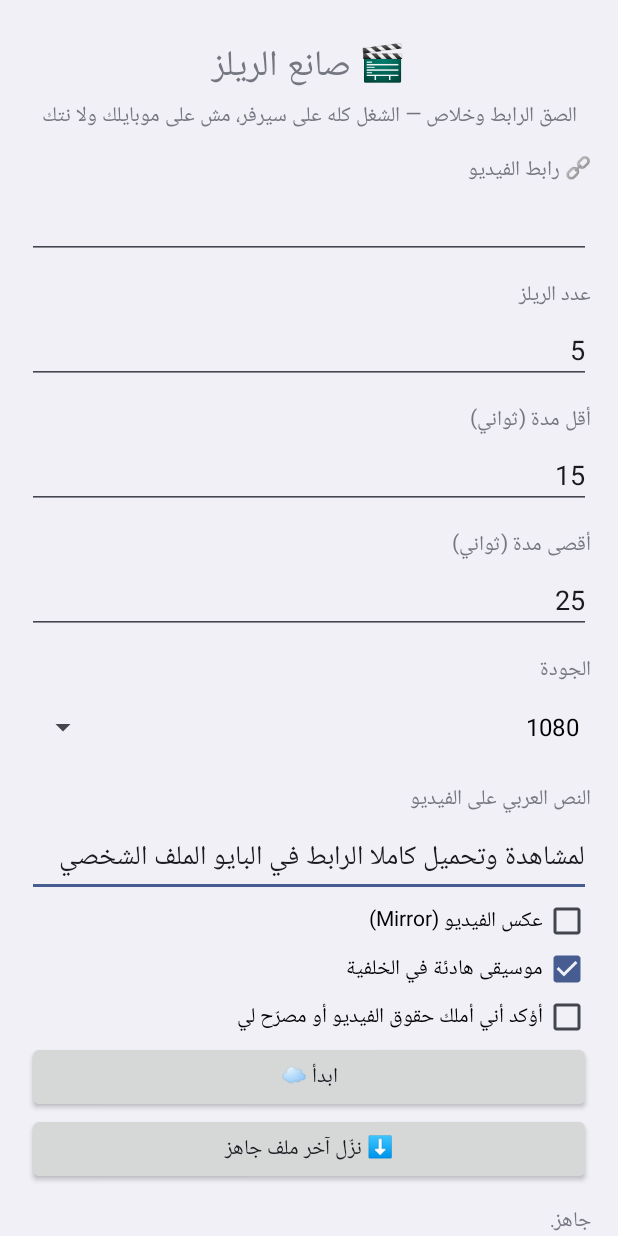
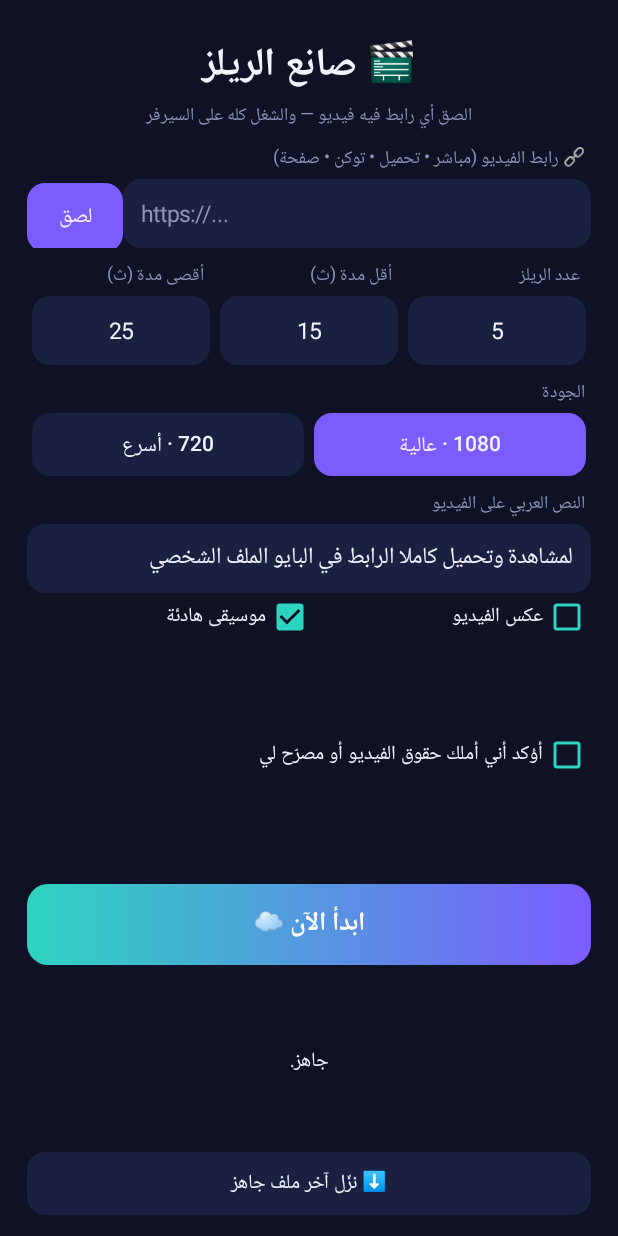
Before and after one commit to haker700700-lab/reels-maker, an Android app: the screen it shows after launch (MainActivity), on a phone screen of 412 x 824 dp. Run offline under Robolectric (Android 15) with nearby library versions, the phone set to English and light mode, and no system bars.

Commit message:
ui + speed + errors

```diff
--- a/android/app/src/main/java/com/reelsmaker/app/MainActivity.java
+++ b/android/app/src/main/java/com/reelsmaker/app/MainActivity.java
@@ -13,6 +13,11 @@ import android.os.Bundle;
 import android.os.Environment;
 import android.provider.MediaStore;
 import android.text.InputType;
+import android.content.ClipData;
+import android.content.ClipboardManager;
+import android.content.Context;
+import android.graphics.Color;
+import android.graphics.drawable.GradientDrawable;
 import android.view.Gravity;
 import android.view.View;
 import android.view.ViewGroup;
@@ -23,8 +28,6 @@ import android.widget.CheckBox;
 import android.widget.EditText;
 import android.widget.LinearLayout;
 import android.widget.ProgressBar;
-import android.widget.ScrollView;
-import android.widget.Spinner;
 import android.widget.TextView;
 
 import org.json.JSONArray;
@@ -47,31 +50,59 @@ public class MainActivity extends Activity {
     static final String TOK = BuildConfig.APP_TOKEN;
     SharedPreferences sp;
     EditText link, count, minL, maxL, text;
-    Spinner res;
+    String resv = "1080";
+    Button q720, q1080;
     CheckBox reverse, music, rights;
     TextView status;
     ProgressBar bar;
     Button go, last;
     volatile boolean busy = false;
 
+    static final int BG = 0xFF0E1224, CARD = 0xFF1A2040, ACC = 0xFF7C5CFF, ACC2 = 0xFF2DD4BF, TXT = 0xFFF1F3FF, DIM = 0xFF8E95B8;
+
     int dp(int v) { return (int) (v * getResources().getDisplayMetrics().density + 0.5f); }
+
+    GradientDrawable shape(int color, int r) {
+        GradientDrawable g = new GradientDrawable();
+        g.setColor(color);
+        g.setCornerRadius(dp(r));
+        return g;
+    }
 
     TextView label(LinearLayout p, String s) {
         TextView t = new TextView(this);
         t.setText(s);
-        t.setTextSize(14);
-        t.setPadding(0, dp(12), 0, dp(2));
+        t.setTextSize(12);
+        t.setTextColor(DIM);
+        t.setPadding(dp(4), dp(8), dp(4), dp(3));
         p.addView(t);
         return t;
     }
 
+    EditText box(String hint, String val, int type) {
+        EditText e = new EditText(this);
+        e.setText(val);
+        e.setHint(hint);
+        e.setInputType(type);
+        e.setSingleLine(true);
+        e.setTextColor(TXT);
+        e.setHintTextColor(DIM);
+        e.setTextSize(15);
+        e.setBackground(shape(CARD, 12));
+        e.setPadding(dp(12), 0, dp(12), 0);
+        return e;
+    }
+
+    LinearLayout.LayoutParams lp(int w, int h, float wt, int m) {
+        LinearLayout.LayoutParams l = new LinearLayout.LayoutParams(w, h, wt);
+        l.setMargins(dp(m), 0, dp(m), 0);
+        return l;
+    }
+
     EditText field(LinearLayout p, String lbl, String val, int type) {
         label(p, lbl);
-        EditText e = new EditText(this);
-        e.setText(val);
-        e.setInputType(type);
-        e.setSingleLine(type != InputType.TYPE_CLASS_TEXT);
-        p.addView(e, new LinearLayout.LayoutParams(ViewGroup.LayoutParams.MATCH_PARENT, ViewGroup.LayoutParams.WRAP_CONTENT));
+        EditText e = box("", val, type);
+        p.addView(e, lp(-1, dp(46), 0, 0));
         return e;
     }
 
@@ -79,64 +110,144 @@ public class MainActivity extends Activity {
         CheckBox c = new CheckBox(this);
         c.setText(s);
         c.setChecked(v);
-        p.addView(c);
+        c.setTextColor(TXT);
+        c.setTextSize(13);
+        c.setButtonTintList(android.content.res.ColorStateList.valueOf(ACC2));
+        p.addView(c, lp(-2, -2, 1, 0));
         return c;
+    }
+
+    Button pill(String s, boolean on) {
+        Button b = new Button(this);
+        b.setText(s);
+        b.setAllCaps(false);
+        b.setTextColor(TXT);
+        b.setTextSize(14);
+        b.setBackground(shape(on ? ACC : CARD, 12));
+        b.setStateListAnimator(null);
+        return b;
+    }
+
+    void setRes(String r) {
+        resv = r;
+        q720.setBackground(shape("720".equals(r) ? ACC : CARD, 12));
+        q1080.setBackground(shape("1080".equals(r) ? ACC : CARD, 12));
     }
 
     @Override
     protected void onCreate(Bundle b) {
         super.onCreate(b);
         sp = getSharedPreferences("reels", MODE_PRIVATE);
-        ScrollView sv = new ScrollView(this);
-        sv.setLayoutDirection(View.LAYOUT_DIRECTION_RTL);
+        getWindow().setStatusBarColor(BG);
+        getWindow().setNavigationBarColor(BG);
+        getWindow().setSoftInputMode(WindowManager.LayoutParams.SOFT_INPUT_ADJUST_PAN);
         LinearLayout root = new LinearLayout(this);
         root.setOrientation(LinearLayout.VERTICAL);
-        root.setPadding(dp(18), dp(24), dp(18), dp(32));
-        sv.addView(root);
+        root.setBackgroundColor(BG);
+        root.setLayoutDirection(View.LAYOUT_DIRECTION_RTL);
+        root.setPadding(dp(18), dp(22), dp(18), dp(14));
 
         TextView title = new TextView(this);
         title.setText("🎬 صانع الريلز");
-        title.setTextSize(24);
+        title.setTextSize(26);
+        title.setTextColor(TXT);
+        title.setTypeface(android.graphics.Typeface.DEFAULT_BOLD);
         title.setGravity(Gravity.CENTER);
         root.addView(title);
         TextView sub = new TextView(this);
-        sub.setText("الصق الرابط وخلاص — الشغل كله على سيرفر، مش على موبايلك ولا نتك");
+        sub.setText("الصق أي رابط فيه فيديو — والشغل كله على السيرفر");
+        sub.setTextSize(12);
+        sub.setTextColor(DIM);
         sub.setGravity(Gravity.CENTER);
         root.addView(sub);
 
-        link = field(root, "🔗 رابط الفيديو", "", InputType.TYPE_TEXT_VARIATION_URI);
-        count = field(root, "عدد الريلز", sp.getString("n", "5"), InputType.TYPE_CLASS_NUMBER);
-        minL = field(root, "أقل مدة (ثواني)", sp.getString("min", "15"), InputType.TYPE_CLASS_NUMBER);
-        maxL = field(root, "أقصى مدة (ثواني)", sp.getString("max", "25"), InputType.TYPE_CLASS_NUMBER);
+        label(root, "🔗 رابط الفيديو (مباشر • تحميل • توكن • صفحة)");
+        LinearLayout lr = new LinearLayout(this);
+        link = box("https://...", "", InputType.TYPE_TEXT_VARIATION_URI);
+        Button paste = pill("لصق", true);
+        paste.setOnClickListener(v -> {
+            ClipboardManager cm = (ClipboardManager) getSystemService(Context.CLIPBOARD_SERVICE);
+            if (cm != null && cm.hasPrimaryClip() && cm.getPrimaryClip().getItemCount() > 0) {
+                CharSequence t = cm.getPrimaryClip().getItemAt(0).coerceToText(this);
+                if (t != null) link.setText(t.toString().trim());
+            }
+        });
+        lr.addView(link, lp(0, dp(46), 1, 0));
+        lr.addView(paste, lp(dp(64), dp(46), 0, 0));
+        root.addView(lr);
+
+        LinearLayout nr = new LinearLayout(this);
+        String[] lbls = {"عدد الريلز", "أقل مدة (ث)", "أقصى مدة (ث)"};
+        EditText[] es = new EditText[3];
+        String[] vals = {sp.getString("n", "5"), sp.getString("min", "15"), sp.getString("max", "25")};
+        for (int i = 0; i < 3; i++) {
+            LinearLayout c = new LinearLayout(this);
+            c.setOrientation(LinearLayout.VERTICAL);
+            es[i] = field(c, lbls[i], vals[i], InputType.TYPE_CLASS_NUMBER);
+            es[i].setGravity(Gravity.CENTER);
+            nr.addView(c, lp(0, -2, 1, 3));
+        }
+        count = es[0]; minL = es[1]; maxL = es[2];
+        root.addView(nr);
+
         label(root, "الجودة");
-        res = new Spinner(this);
-        res.setAdapter(new ArrayAdapter<>(this, android.R.layout.simple_spinner_dropdown_item, new String[]{"1080", "720"}));
-        res.setSelection("720".equals(sp.getString("res", "1080")) ? 1 : 0);
-        root.addView(res);
+        LinearLayout qr = new LinearLayout(this);
+        q1080 = pill("1080 · عالية", true);
+        q720 = pill("720 · أسرع", false);
+        q1080.setOnClickListener(v -> setRes("1080"));
+        q720.setOnClickListener(v -> setRes("720"));
+        qr.addView(q1080, lp(0, dp(42), 1, 3));
+        qr.addView(q720, lp(0, dp(42), 1, 3));
+        root.addView(qr);
+        setRes(sp.getString("res", "1080"));
+
         text = field(root, "النص العربي على الفيديو",
                 sp.getString("text", "لمشاهدة وتحميل كاملا الرابط في البايو الملف الشخصي"), InputType.TYPE_CLASS_TEXT);
-        reverse = check(root, "عكس الفيديو (Mirror)", sp.getBoolean("rev", false));
-        music = check(root, "موسيقى هادئة في الخلفية", sp.getBoolean("mus", true));
+
+        LinearLayout cr = new LinearLayout(this);
+        reverse = check(cr, "عكس الفيديو", sp.getBoolean("rev", false));
+        music = check(cr, "موسيقى هادئة", sp.getBoolean("mus", true));
+        root.addView(cr);
         rights = check(root, "أؤكد أني أملك حقوق الفيديو أو مصرّح لي", false);
 
         go = new Button(this);
-        go.setText("ابدأ ☁️");
-        root.addView(go);
+        go.setText("ابدأ الآن ☁️");
+        go.setAllCaps(false);
+        go.setTextSize(17);
+        go.setTextColor(Color.WHITE);
+        go.setTypeface(android.graphics.Typeface.DEFAULT_BOLD);
+        GradientDrawable gd = new GradientDrawable(GradientDrawable.Orientation.RIGHT_LEFT, new int[]{ACC, ACC2});
+        gd.setCornerRadius(dp(14));
+        go.setBackground(gd);
+        go.setStateListAnimator(null);
+        LinearLayout.LayoutParams gl = lp(-1, dp(54), 0, 0);
+        gl.topMargin = dp(10);
+        root.addView(go, gl);
+
+        bar = new ProgressBar(this, null, android.R.attr.progressBarStyleHorizontal);
+        bar.setIndeterminate(true);
+        bar.setIndeterminateTintList(android.content.res.ColorStateList.valueOf(ACC2));
+        bar.setVisibility(View.INVISIBLE);
+        root.addView(bar, lp(-1, dp(4), 0, 0));
+        status = new TextView(this);
+        status.setTextColor(TXT);
+        status.setTextSize(13);
+        status.setGravity(Gravity.CENTER);
+        status.setMaxLines(4);
+        status.setText("جاهز.");
+        root.addView(status, lp(-1, 0, 1, 0));
         last = new Button(this);
         last.setText("⬇️ نزّل آخر ملف جاهز");
-        root.addView(last);
-        bar = new ProgressBar(this, null, android.R.attr.progressBarStyleHorizontal);
-        bar.setIndeterminate(true);
-        bar.setVisibility(View.GONE);
-        root.addView(bar);
-        status = new TextView(this);
-        status.setPadding(0, dp(12), 0, dp(12));
-        status.setText("جاهز.");
-        root.addView(status);
+        last.setAllCaps(false);
+        last.setTextColor(TXT);
+        last.setTextSize(13);
+        last.setBackground(shape(CARD, 12));
+        last.setStateListAnimator(null);
+        root.addView(last, lp(-1, dp(42), 0, 0));
 
         go.setOnClickListener(v -> start());
         last.setOnClickListener(v -> downloadLast());
-        setContentView(sv);
+        setContentView(root);
     }
 
     // ───────── أدوات ─────────
@@ -157,7 +268,7 @@ public class MainActivity extends Activity {
         sp.edit().putString("n", count.getText().toString().trim())
                 .putString("min", minL.getText().toString().trim())
                 .putString("max", maxL.getText().toString().trim())
-                .putString("res", res.getSelectedItem().toString())
+                .putString("res", resv)
                 .putString("text", text.getText().toString())
                 .putBoolean("rev", reverse.isChecked())
                 .putBoolean("mus", music.isChecked()).apply();
@@ -235,7 +346,7 @@ public class MainActivity extends Activity {
             in.put("n", count.getText().toString().trim());
             in.put("min_l", minL.getText().toString().trim());
             in.put("max_l", maxL.getText().toString().trim());
-            in.put("res", res.getSelectedItem().toString());
+            in.put("res", resv);
             in.put("reverse", String.valueOf(reverse.isChecked()));
             in.put("text", text.getText().toString());
             in.put("music", String.valueOf(music.isChecked()));
@@ -259,9 +370,9 @@ public class MainActivity extends Activity {
     /** بيتابع العملية لحد ما تخلص وبعدين ينزّل الملف. */
     void track(String job) throws Exception {
         long id = 0;
-        for (int i = 0; i < 60 && id == 0; i++) {
+        for (int i = 0; i < 90 && id == 0; i++) {
             id = findRun(job);
-            if (id == 0) Thread.sleep(4000);
+            if (id == 0) Thread.sleep(2000);
         }
         if (id == 0) throw new Exception("السيرفر ما بدأش الشغل — جرّب تاني.");
         long t0 = System.currentTimeMillis();
@@ -274,13 +385,25 @@ public class MainActivity extends Activity {
             if ("completed".equals(st)) {
                 String con = j.optString("conclusion");
                 if ("success".equals(con)) break;
-                throw new Exception("الشغل فشل (" + con + "). غالبًا الرابط مش مدعوم أو الموقع منع التحميل. جرّب رابط تاني.");
+                throw new Exception(failReason(job, con));
             }
             ui("☁️ السيرفر شغّال... (" + mins + " د) — تقدر تسيب التطبيق وترجع تدوس «نزّل آخر ملف»");
             if (mins > 100) throw new Exception("الشغل طوّل أوي.");
-            Thread.sleep(15000);
+            Thread.sleep(5000);
         }
         downloadTag("reels-" + job);
+    }
+
+    /** بيجيب سبب الفشل الحقيقي اللي السيرفر سجّله. */
+    String failReason(String job, String con) {
+        try {
+            String[] x = http("GET", API + "/repos/" + REPO + "/releases/tags/err-" + job, null, null);
+            if ("200".equals(x[0])) {
+                String b = new JSONObject(x[1]).optString("body", "").trim();
+                if (!b.isEmpty()) return b.length() > 320 ? b.substring(0, 320) : b;
+            }
+        } catch (Exception ignored) { }
+        return "الشغل فشل (" + con + "). جرّب رابط تاني.";
     }
 
     void downloadLast() {
```
Also changed, not shown: 2 other files.
